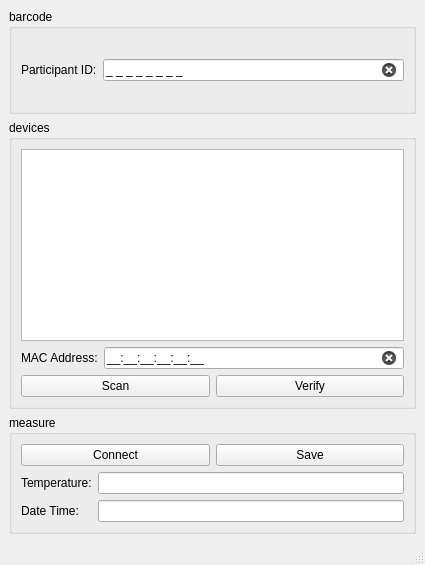
First picture: the form in src/bt_masimo/mainwindow.ui, repository inglis-dl/cypress, before the edit.
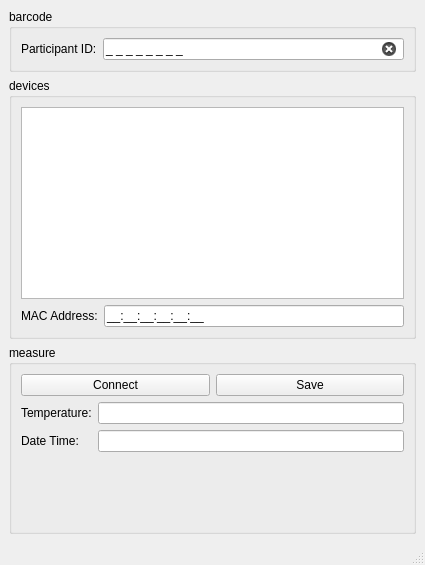
Second picture: the form after the edit.

The edit to the form file:
```diff
--- a/src/bt_masimo/mainwindow.ui
+++ b/src/bt_masimo/mainwindow.ui
@@ -14,7 +14,7 @@
    <string>MainWindow</string>
   </property>
   <widget class="QWidget" name="centralwidget">
-   <layout class="QVBoxLayout" name="verticalLayout_2">
+   <layout class="QVBoxLayout" name="verticalLayout_2" stretch="0,0,1">
     <item>
      <widget class="QGroupBox" name="iDgroupBox">
       <property name="sizePolicy">
@@ -64,7 +64,7 @@
       <property name="title">
        <string>devices</string>
       </property>
-      <layout class="QVBoxLayout" name="verticalLayout">
+      <layout class="QVBoxLayout" name="verticalLayout" stretch="0,0">
        <item>
         <widget class="QListWidget" name="deviceListWidget">
          <property name="sizePolicy">
@@ -92,26 +92,11 @@
            <property name="inputMask">
             <string>HH:HH:HH:HH:HH:HH;_</string>
            </property>
+           <property name="readOnly">
+            <bool>true</bool>
+           </property>
            <property name="clearButtonEnabled">
-            <bool>true</bool>
-           </property>
-          </widget>
-         </item>
-        </layout>
-       </item>
-       <item>
-        <layout class="QHBoxLayout" name="horizontalLayout_2">
-         <item>
-          <widget class="QPushButton" name="scanButton">
-           <property name="text">
-            <string>Scan</string>
-           </property>
-          </widget>
-         </item>
-         <item>
-          <widget class="QPushButton" name="verifyButton">
-           <property name="text">
-            <string>Verify</string>
+            <bool>false</bool>
            </property>
           </widget>
          </item>
@@ -122,10 +107,16 @@
     </item>
     <item>
      <widget class="QGroupBox" name="measureGroupBox">
+      <property name="sizePolicy">
+       <sizepolicy hsizetype="Preferred" vsizetype="Preferred">
+        <horstretch>0</horstretch>
+        <verstretch>0</verstretch>
+       </sizepolicy>
+      </property>
       <property name="title">
        <string>measure</string>
       </property>
-      <layout class="QVBoxLayout" name="verticalLayout_3">
+      <layout class="QVBoxLayout" name="verticalLayout_3" stretch="0,1">
        <item>
         <layout class="QHBoxLayout" name="horizontalLayout_4">
          <item>
@@ -158,6 +149,15 @@
        </item>
        <item>
         <layout class="QFormLayout" name="formLayout">
+         <property name="sizeConstraint">
+          <enum>QLayout::SetDefaultConstraint</enum>
+         </property>
+         <property name="fieldGrowthPolicy">
+          <enum>QFormLayout::ExpandingFieldsGrow</enum>
+         </property>
+         <property name="verticalSpacing">
+          <number>6</number>
+         </property>
          <item row="0" column="0">
           <widget class="QLabel" name="temperatureLabel">
            <property name="text">
```
Left out of the diff: 27 changed lines with no effect on the pictures.
